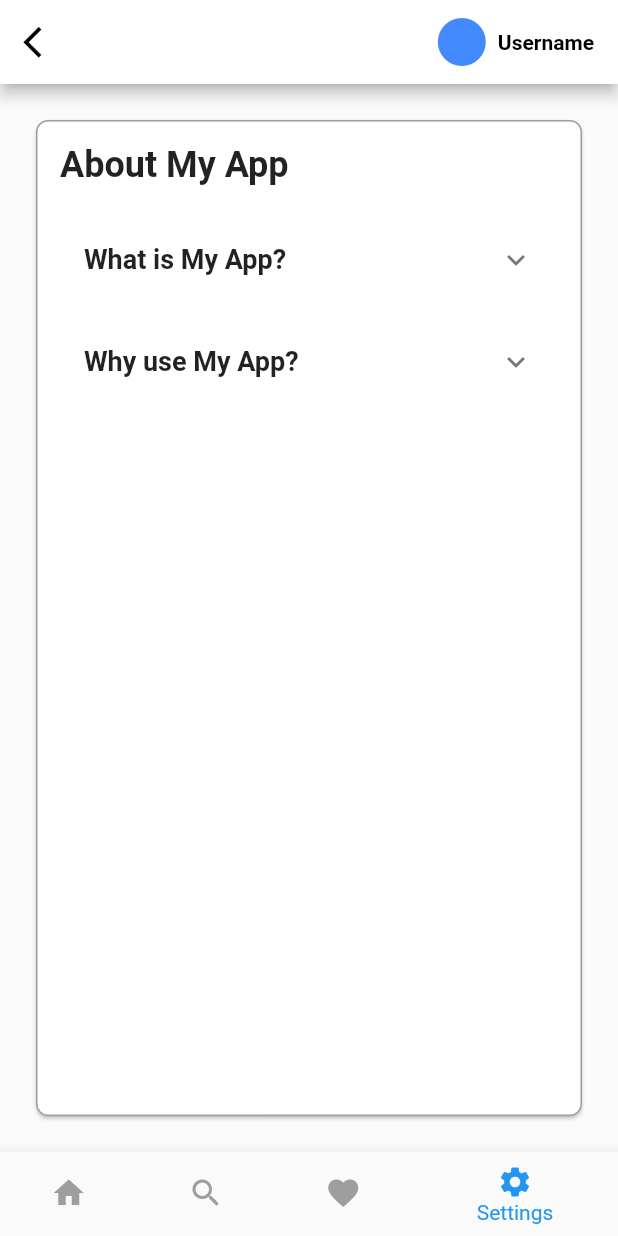
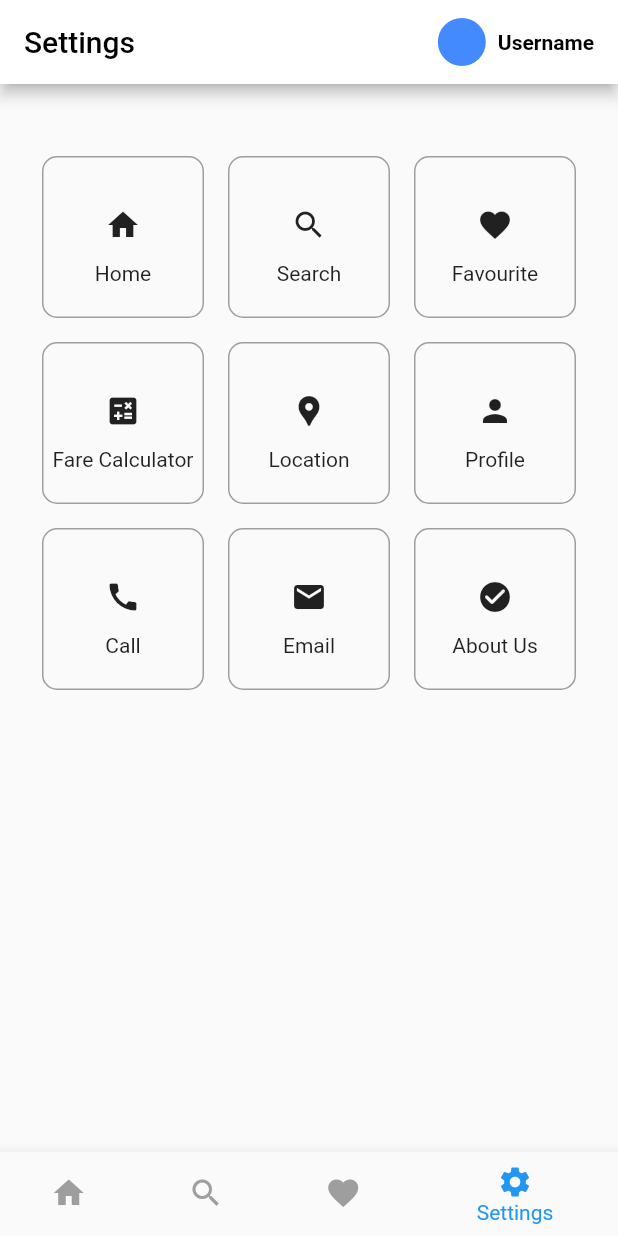
Before and after one commit to jawdonchan/L1_JordanChan_213809_Project, a Flutter app: the HomePage screen opened directly, item 4 of the bottom bar chosen, on a phone screen of 412 x 824 dp. Run offline on Flutter 3.47's test engine with Material 2 defaults, Android fonts, the phone set to English and light mode, and no system bars.

Commit message:
setting layout for services.dart
going to re-route about us page

```diff
--- a/lib/bus/home.dart
+++ b/lib/bus/home.dart
@@ -1,5 +1,6 @@
 import 'dart:async';
 import 'package:flutter/material.dart';
+
 import 'package:proj_layout/bus/httpservice.dart';
 import 'package:proj_layout/bus/BusStopArrival.dart';
 import 'JsonParseBusArrival.dart';
--- a/lib/screen/home.dart
+++ b/lib/screen/home.dart
@@ -3,6 +3,7 @@ import 'package:proj_layout/main.dart';
 import 'nextpage.dart';
 import 'login.dart';
 import 'package:provider/provider.dart';
+import 'services.dart';
 import 'about.dart';
 
 class HomePage extends StatefulWidget {
@@ -12,19 +13,37 @@ class HomePage extends StatefulWidget {
 
 class _HomePageState extends State<HomePage> {
   int _currentIndex = 0;
+  String _pageTitle = 'Home'; // Initial title
 
   final List<Widget> _pages = [
     Page1(), // Replace Page1, Page2, Page3, and Page4 with your actual pages.
     Page2(),
     Page3(),
-    AboutPage(),
+    ServicesPage(),
   ];
 
   void _onTabTapped(int index) {
     setState(() {
       _currentIndex = index;
+      // Update the title based on the selected page
+      switch (_currentIndex) {
+        case 0:
+          _pageTitle = 'Home';
+          break;
+        case 1:
+          _pageTitle = 'Search';
+          break;
+        case 2:
+          _pageTitle = 'Favorites';
+          break;
+        case 3:
+          _pageTitle = 'Settings';
+          break;
+      }
     });
   }
+
+
 
   @override
   Widget build(BuildContext context) {
@@ -32,15 +51,20 @@ class _HomePageState extends State<HomePage> {
       appBar: AppBar(
         backgroundColor: Colors.white,
         elevation: 4,
-         leading: IconButton(
-          icon: Icon(
-            Icons.arrow_back_ios, // Use any custom icon here
-            color: Colors.black,
-            size: 25, // Set the desired color for the icon
-          ),
-          onPressed: () {
-            Navigator.pop(context); // Go back to the previous page
-          },
+        automaticallyImplyLeading: false,
+        //  leading: IconButton(
+        //   icon: Icon(
+        //     Icons.arrow_back_ios, // Use any custom icon here
+        //     color: Colors.black,
+        //     size: 25, // Set the desired color for the icon
+        //   ),
+        //   onPressed: () {
+        //     Navigator.pop(context); // Go back to the previous page
+        //   },
+        // ),
+         title: Text(
+          _pageTitle,
+          style: TextStyle(color: Colors.black), // Set the text color
         ),
         actions: [
     // Add the user icon and username here
--- a/lib/screen/services.dart
+++ b/lib/screen/services.dart
@@ -0,0 +1,155 @@
+import 'package:flutter/material.dart';
+import 'package:proj_layout/screen/home.dart'; // Replace this with the file path for the home page
+// import 'package:search.dart'; // Replace this with the file path for the search page
+// import 'package:proj_layout/favorites_page.dart'; // Replace this with the file path for the favorites page
+
+class ServicesPage extends StatelessWidget {
+  @override
+  Widget build(BuildContext context) {
+    return Scaffold(
+      // appBar: AppBar(
+      //   title: Text('Services'),
+      // ),
+      body: Column(
+        children: [
+          SizedBox(
+            height: 20,
+          ),
+          Expanded(
+            child: Padding(
+              padding: const EdgeInsets.all(8.0),
+              child: GridView.count(
+                crossAxisCount: 3, // 3 columns in the grid
+                padding: EdgeInsets.all(20.0),
+                mainAxisSpacing: 16.0,
+                crossAxisSpacing: 16.0,
+                children: [
+                  _iconWithBorder(
+                    context,
+                    icon: Icons.home,
+                    title: 'Home',
+                    onPressed: () {
+                      Navigator.push(
+                        context,
+                        MaterialPageRoute(builder: (context) => HomePage()),
+                      );
+                    },
+                  ),
+                  _iconWithBorder(
+                    context,
+                    icon: Icons.search,
+                    title: 'Search',
+                    onPressed: () {
+                      // Navigator.push(
+                      //   context,
+                      //   MaterialPageRoute(builder: (context) => SearchPage()),
+                      // );
+                    },
+                  ),
+                  _iconWithBorder(
+                    context,
+                    icon: Icons.favorite,
+                    title: 'Favourite',
+                    onPressed: () {
+                      // Navigator.push(
+                      //   context,
+                      //   MaterialPageRoute(builder: (context) => FavoritesPage()),
+                      // );
+                    },
+                  ),
+                  _iconWithBorder(
+                    context,
+                    icon: Icons.calculate,
+                    title: 'Fare Calculator',
+                    onPressed: () {
+                      // Navigator.push(
+                      //   context,
+                      //   MaterialPageRoute(builder: (context) => SearchPage()),
+                      // );
+                    },
+                  ),
+                  _iconWithBorder(
+                    context,
+                    icon: Icons.location_pin,
+                    title: 'Location',
+                    onPressed: () {
+                      // Navigator.push(
+                      //   context,
+                      //   MaterialPageRoute(builder: (context) => SearchPage()),
+                      // );
+                    },
+                  ),
+                  _iconWithBorder(
+                    context,
+                    icon: Icons.person,
+                    title: 'Profile',
+                    onPressed: () {
+                      // Navigator.push(
+                      //   context,
+                      //   MaterialPageRoute(builder: (context) => ProfilePage()),
+                      // );
+                    },
+                  ),
+                  _iconWithBorder(
+                    context,
+                    icon: Icons.call,
+                    title: 'Call',
+                    onPressed: () {
+                      // Navigator.push(
+                      //   context,
+                      //   MaterialPageRoute(builder: (context) => ProfilePage()),
+                      // );
+                    },
+                  ),
+                  _iconWithBorder(
+                    context,
+                    icon: Icons.email,
+                    title: 'Email',
+                    onPressed: () {
+                      // Navigator.push(
+                      //   context,
+                      //   MaterialPageRoute(builder: (context) => ProfilePage()),
+                      // );
+                    },
+                  ),
+                  _iconWithBorder(
+                    context,
+                    icon: Icons.check_circle_rounded,
+                    title: 'About Us',
+                    onPressed: () {
+                      // Navigator.push(
+                      //   context,
+                      //   MaterialPageRoute(builder: (context) => ProfilePage()),
+                      // );
+                    },
+                  ),
+                ],
+              ),
+            ),
+          ),
+        ],
+      ),
+    );
+  }
+
+  Widget _iconWithBorder(BuildContext context,
+      {IconData icon, String title, Function onPressed}) {
+    return Container(
+      decoration: BoxDecoration(
+        shape: BoxShape.rectangle,
+        border: Border.all(color: Colors.grey, width: 1.0),
+        borderRadius: BorderRadius.circular(10),
+      ),
+      child: Column(
+        mainAxisAlignment: MainAxisAlignment.center,
+        children: [
+          IconButton(
+            icon: Icon(icon),
+            onPressed: onPressed,
+          ),
+          Flexible(child: Text(title)),
+        ],
+      ),
+    );
+  }
+}
```
